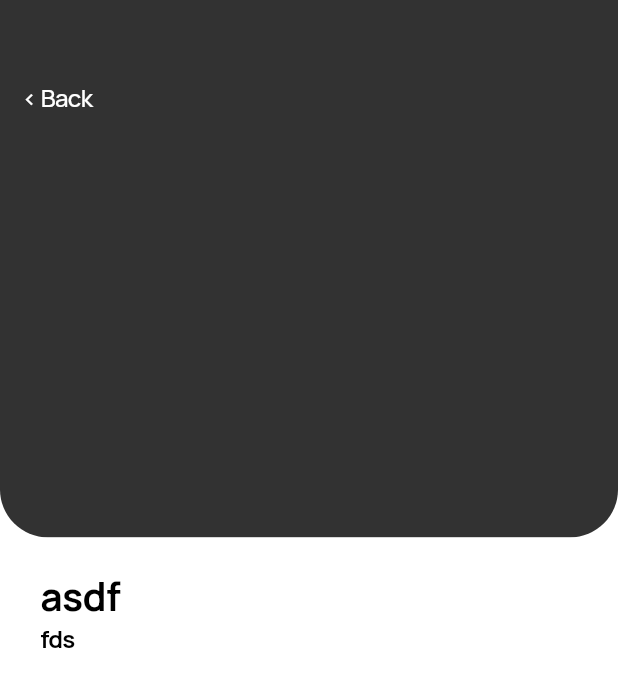
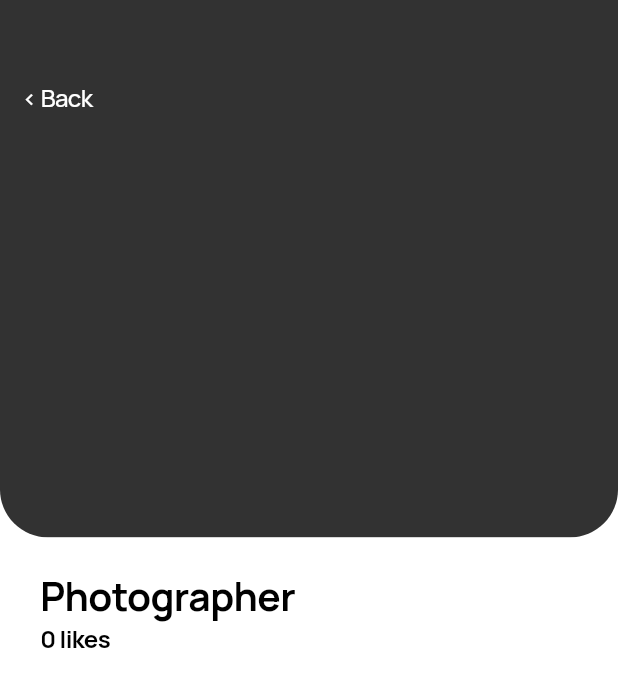
Before and after one commit to DmitrDomrachev/photos, a Flutter app: the screen it shows after launch, on a phone screen of 412 x 824 dp. Shown: the top 687 px of the screen. Run offline on Flutter 3.47's test engine with Material 2 defaults, Android fonts, the phone set to English and light mode, and no system bars; missing offline and left inert: elementary.

Commit message:
Исправлена верстка PhotoInfoPage

```diff
--- a/lib/ui/screen/photo_info/photo_info_page.dart
+++ b/lib/ui/screen/photo_info/photo_info_page.dart
@@ -11,12 +11,12 @@ class PhotoInfoPage extends StatelessWidget {
   const PhotoInfoPage(
       {super.key,
       this.imageUrl,
-      this.title = 'asdf',
-      this.subTitle = 'fds'});
+      this.title = 'Photographer',
+      this.likes = 0});
 
   final String? imageUrl;
   final String title;
-  final String subTitle;
+  final int likes;
 
   @override
   Widget build(BuildContext context) {
@@ -47,7 +47,7 @@ class PhotoInfoPage extends StatelessWidget {
                     style: AppTypography.titleLarge,
                   ),
                   Text(
-                    subTitle,
+                    '$likes likes',
                     style: AppTypography.titleMedium,
                   ),
                 ],
```
